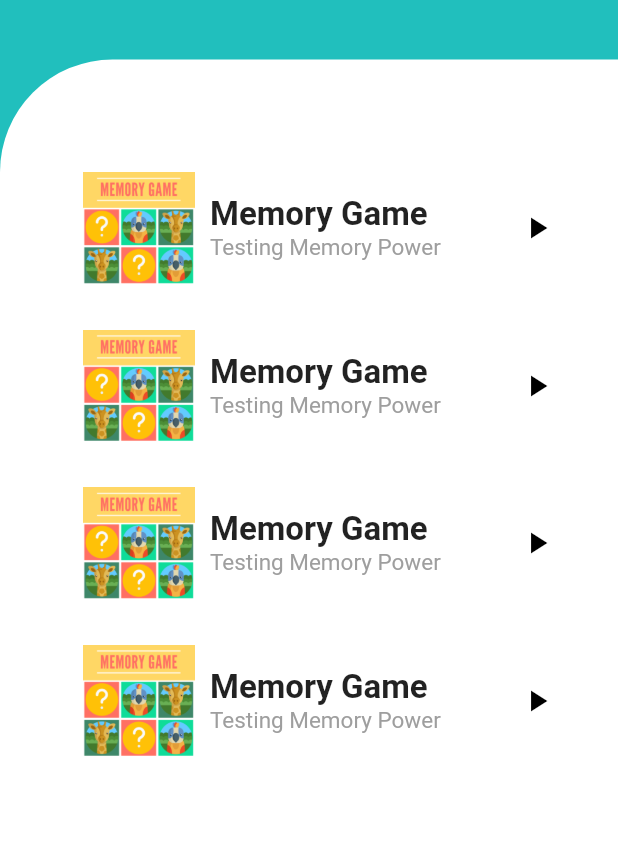
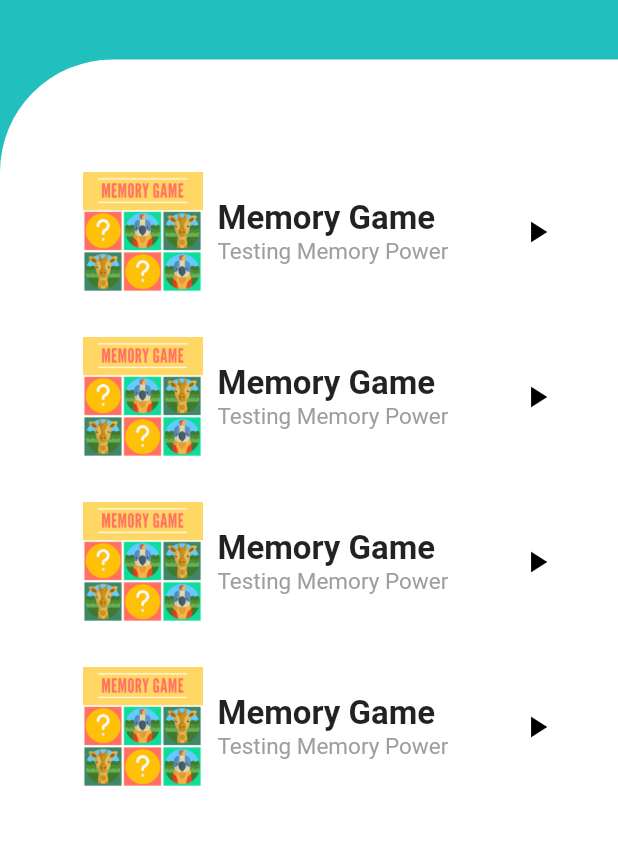
Before and after one commit to sonalsk/RememberME, a Flutter app: the Home screen opened directly, on a phone screen of 412 x 824 dp, the part 209-1054 px from its top. Run offline on Flutter 3.47's test engine with Material 2 defaults, Android fonts, the phone set to English and light mode, and no system bars; our stand-ins replace google_fonts; Roboto replaces fonts that are missing (Acme, Signika).

Commit message:
Changed file location

```diff
--- a/alzheimers_game/lib/main.dart
+++ b/alzheimers_game/lib/main.dart
@@ -1,4 +1,4 @@
-import 'package:alzheimers_game/screens/home/threeObjects.dart';
+//import 'package:alzheimers_game/games/threeObjects.dart';
 import 'package:flutter/material.dart';
 import 'package:alzheimers_game/screens/home/home.dart';
 
@@ -16,7 +16,7 @@ class RememberME extends StatelessWidget {
         visualDensity: VisualDensity.adaptivePlatformDensity,
       ),
       debugShowCheckedModeBanner: false,
-      home: threeProducts()
+      home: Home(),
     );
   }
 }
--- a/alzheimers_game/lib/screens/home/home.dart
+++ b/alzheimers_game/lib/screens/home/home.dart
@@ -103,8 +103,8 @@ class _HomeState extends State<Home> {
                 child: Image(
                   image: AssetImage(imgPath),
                   fit: BoxFit.cover,
-                  height: 75.0,
-                  width: 75.0,
+                  height: 80.0,
+                  width: 80.0,
                 )
               ),
               SizedBox(width: 10.0),
```
Also changed, not shown: alzheimers_game/lib/games/memorygamehome.dart (added, +16 -0 lines), alzheimers_game/lib/games/threeObjects.dart (renamed from alzheimers_game/lib/screens/home/threeObjects.dart), alzheimers_game/pubspec.lock.
